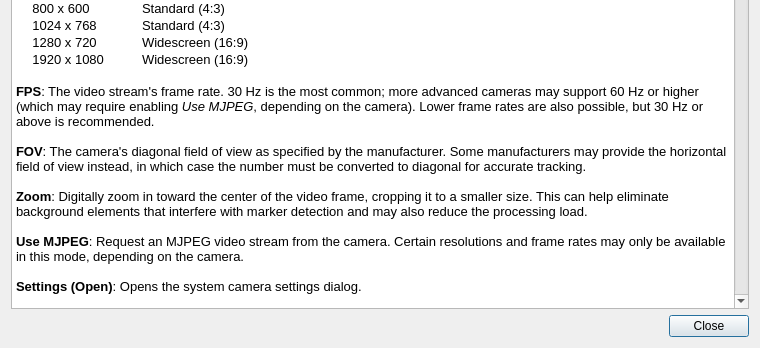
The window that tracker-arucohead/arucohead-help.ui (adrianlopezroche/opentrack) describes before a commit, drawn with Qt 5; both pictures show x 0 to 760 and y 302 to 650 of the 760 by 650 pixel window.
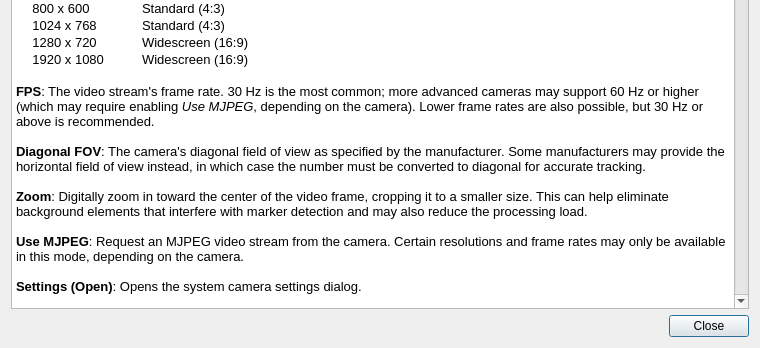
The same window after the commit.

Commit message: Rename FOV to Diagonal FOV in settings and help text.

Patch:
```diff
--- a/tracker-arucohead/arucohead-help.ui
+++ b/tracker-arucohead/arucohead-help.ui
@@ -72,7 +72,7 @@
 &lt;p style=&quot;-qt-paragraph-type:empty; margin-top:0px; margin-bottom:0px; margin-left:0px; margin-right:0px; -qt-block-indent:0; text-indent:0px; font-size:10pt;&quot;&gt;&lt;br /&gt;&lt;/p&gt;
 &lt;p style=&quot; margin-top:0px; margin-bottom:0px; margin-left:0px; margin-right:0px; -qt-block-indent:0; text-indent:0px;&quot;&gt;&lt;span style=&quot; font-size:10pt; font-weight:700;&quot;&gt;FPS&lt;/span&gt;&lt;span style=&quot; font-size:10pt;&quot;&gt;: The video stream's frame rate. 30 Hz is the most common; more advanced cameras may support 60 Hz or higher (which may require enabling &lt;/span&gt;&lt;span style=&quot; font-size:10pt; font-style:italic;&quot;&gt;Use MJPEG&lt;/span&gt;&lt;span style=&quot; font-size:10pt;&quot;&gt;, depending on the camera). Lower frame rates are also possible, but 30 Hz or above is recommended.&lt;/span&gt;&lt;/p&gt;
 &lt;p style=&quot;-qt-paragraph-type:empty; margin-top:0px; margin-bottom:0px; margin-left:0px; margin-right:0px; -qt-block-indent:0; text-indent:0px; font-size:10pt; font-weight:700;&quot;&gt;&lt;br /&gt;&lt;/p&gt;
-&lt;p style=&quot; margin-top:0px; margin-bottom:0px; margin-left:0px; margin-right:0px; -qt-block-indent:0; text-indent:0px;&quot;&gt;&lt;span style=&quot; font-size:10pt; font-weight:700;&quot;&gt;FOV&lt;/span&gt;&lt;span style=&quot; font-size:10pt;&quot;&gt;: The camera's diagonal field of view as specified by the manufacturer. Some manufacturers may provide the horizontal field of view instead, in which case the number must be converted to diagonal for accurate tracking.&lt;/span&gt;&lt;/p&gt;
+&lt;p style=&quot; margin-top:0px; margin-bottom:0px; margin-left:0px; margin-right:0px; -qt-block-indent:0; text-indent:0px;&quot;&gt;&lt;span style=&quot; font-size:10pt; font-weight:700;&quot;&gt;Diagonal FOV&lt;/span&gt;&lt;span style=&quot; font-size:10pt;&quot;&gt;: The camera's diagonal field of view as specified by the manufacturer. Some manufacturers may provide the horizontal field of view instead, in which case the number must be converted to diagonal for accurate tracking.&lt;/span&gt;&lt;/p&gt;
 &lt;p style=&quot;-qt-paragraph-type:empty; margin-top:0px; margin-bottom:0px; margin-left:0px; margin-right:0px; -qt-block-indent:0; text-indent:0px; font-size:10pt;&quot;&gt;&lt;br /&gt;&lt;/p&gt;
 &lt;p style=&quot; margin-top:0px; margin-bottom:0px; margin-left:0px; margin-right:0px; -qt-block-indent:0; text-indent:0px;&quot;&gt;&lt;span style=&quot; font-size:10pt; font-weight:700;&quot;&gt;Zoom&lt;/span&gt;&lt;span style=&quot; font-size:10pt;&quot;&gt;: Digitally zoom in toward the center of the video frame, cropping it to a smaller size. This can help eliminate background elements that interfere with marker detection and may also reduce the processing load.&lt;/span&gt;&lt;/p&gt;
 &lt;p style=&quot;-qt-paragraph-type:empty; margin-top:0px; margin-bottom:0px; margin-left:0px; margin-right:0px; -qt-block-indent:0; text-indent:0px; font-size:10pt;&quot;&gt;&lt;br /&gt;&lt;/p&gt;
```
The commit also changes 1 other file.
